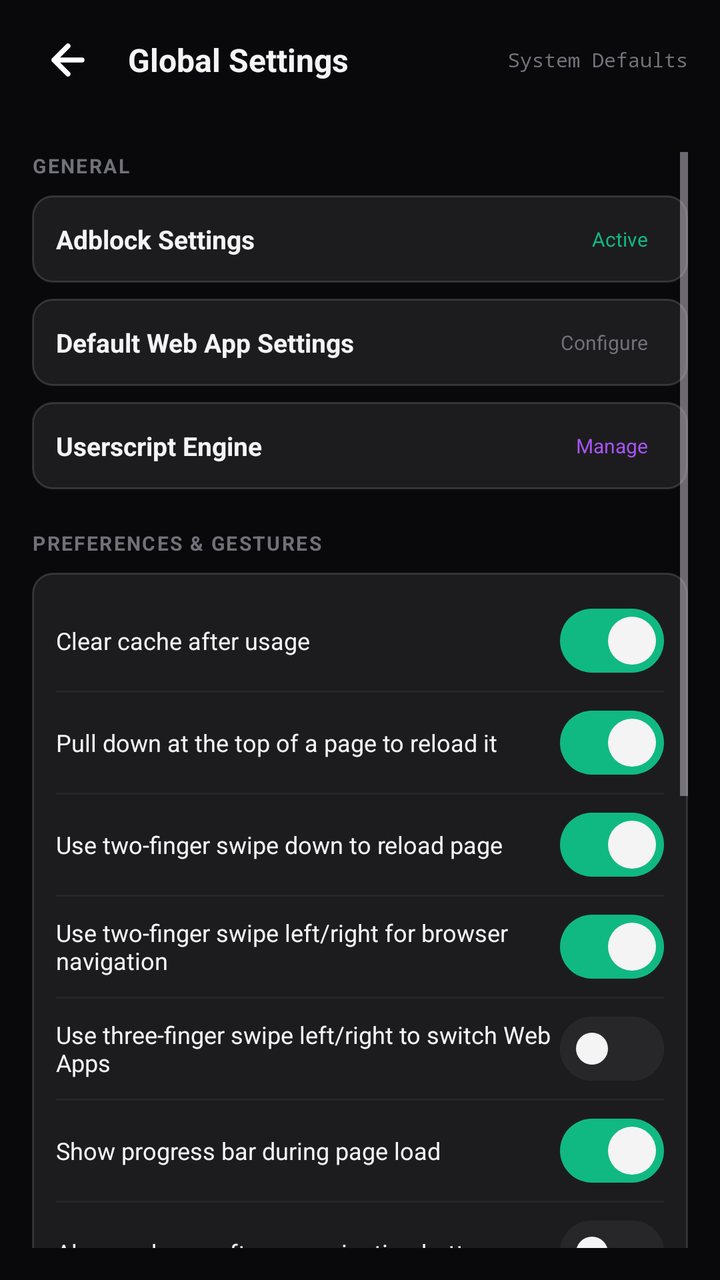
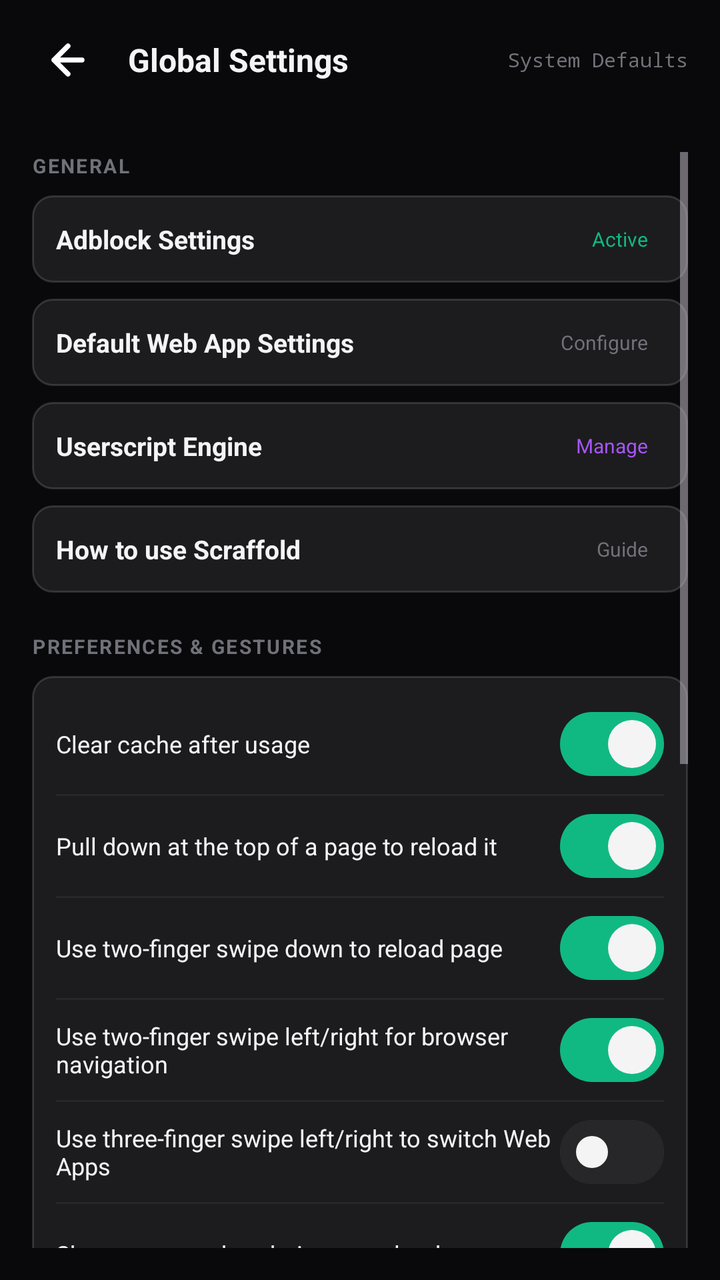

Compare the two renders of this Android layout. The source of the first and the diff that turns it into the second are given below.
<!-- AndroidManifest.xml: application theme Theme.Scaffold -->
<!-- res/layout/activity_settings.xml -->
<?xml version="1.0" encoding="utf-8"?>
<LinearLayout xmlns:android="http://schemas.android.com/apk/res/android"
    xmlns:app="http://schemas.android.com/apk/res-auto"
    android:id="@+id/settings_root_layout"
    android:layout_width="match_parent"
    android:layout_height="match_parent"
    android:orientation="vertical"
    android:background="@color/bg_primary">

    
    <LinearLayout
        android:id="@+id/settings_header_layout"
        android:layout_width="match_parent"
        android:layout_height="wrap_content"
        android:orientation="horizontal"
        android:gravity="center_vertical"
        android:paddingHorizontal="16dp"
        android:paddingVertical="12dp"
        android:background="#15121215">

        <ImageButton
            android:id="@+id/settings_btn_back"
            android:layout_width="36dp"
            android:layout_height="36dp"
            android:background="?attr/selectableItemBackgroundBorderless"
            android:src="@drawable/ic_arrow_back"
            android:contentDescription="Back" />

        <TextView
            android:layout_width="0dp"
            android:layout_height="wrap_content"
            android:layout_weight="1"
            android:layout_marginStart="12dp"
            android:text="@string/global_settings"
            android:textColor="@color/text_primary"
            android:textSize="16sp"
            android:textStyle="bold" />

        <TextView
            android:layout_width="wrap_content"
            android:layout_height="wrap_content"
            android:text="System Defaults"
            android:textColor="@color/text_muted"
            android:textSize="10sp"
            android:fontFamily="monospace" />
    </LinearLayout>

    <ScrollView
        android:id="@+id/settings_scroll"
        android:layout_width="match_parent"
        android:layout_height="match_parent"
        android:padding="16dp">

        <LinearLayout
            android:layout_width="match_parent"
            android:layout_height="wrap_content"
            android:orientation="vertical"
            android:paddingBottom="32dp">

            
            <TextView
                android:layout_width="wrap_content"
                android:layout_height="wrap_content"
                android:text="GENERAL"
                android:textColor="@color/text_muted"
                android:textSize="10sp"
                android:textStyle="bold"
                android:letterSpacing="0.08" />

            
            <LinearLayout
                android:id="@+id/settings_row_adblock"
                android:layout_width="match_parent"
                android:layout_height="wrap_content"
                android:orientation="horizontal"
                android:gravity="center_vertical"
                android:background="@drawable/bg_card"
                android:foreground="?attr/selectableItemBackground"
                android:padding="12dp"
                android:layout_marginTop="8dp"
                android:clickable="true"
                android:focusable="true">

                <TextView
                    android:layout_width="0dp"
                    android:layout_height="wrap_content"
                    android:layout_weight="1"
                    android:text="Adblock Settings"
                    android:textColor="@color/text_primary"
                    android:textSize="13sp"
                    android:textStyle="bold" />

                <TextView
                    android:layout_width="wrap_content"
                    android:layout_height="wrap_content"
                    android:text="Active"
                    android:textColor="@color/accent_emerald"
                    android:textSize="10sp"
                    android:paddingHorizontal="8dp"
                    android:paddingVertical="3dp" />
            </LinearLayout>

            
            <LinearLayout
                android:id="@+id/settings_row_default_app"
                android:layout_width="match_parent"
                android:layout_height="wrap_content"
                android:orientation="horizontal"
                android:gravity="center_vertical"
                android:background="@drawable/bg_card"
                android:foreground="?attr/selectableItemBackground"
                android:padding="12dp"
                android:layout_marginTop="8dp"
                android:clickable="true"
                android:focusable="true">

                <TextView
                    android:layout_width="0dp"
                    android:layout_height="wrap_content"
                    android:layout_weight="1"
                    android:text="Default Web App Settings"
                    android:textColor="@color/text_primary"
                    android:textSize="13sp"
                    android:textStyle="bold" />

                <TextView
                    android:layout_width="wrap_content"
                    android:layout_height="wrap_content"
                    android:text="Configure"
                    android:textColor="@color/text_muted"
                    android:textSize="10sp"
                    android:paddingHorizontal="8dp"
                    android:paddingVertical="3dp" />
            </LinearLayout>

            
            <LinearLayout
                android:id="@+id/settings_row_userscripts"
                android:layout_width="match_parent"
                android:layout_height="wrap_content"
                android:orientation="horizontal"
                android:gravity="center_vertical"
                android:background="@drawable/bg_card"
                android:foreground="?attr/selectableItemBackground"
                android:padding="12dp"
                android:layout_marginTop="8dp"
                android:clickable="true"
                android:focusable="true">

                <TextView
                    android:layout_width="0dp"
                    android:layout_height="wrap_content"
                    android:layout_weight="1"
                    android:text="Userscript Engine"
                    android:textColor="@color/text_primary"
                    android:textSize="13sp"
                    android:textStyle="bold" />

                <TextView
                    android:layout_width="wrap_content"
                    android:layout_height="wrap_content"
                    android:text="Manage"
                    android:textColor="@color/accent_purple_bright"
                    android:textSize="10sp"
                    android:paddingHorizontal="8dp"
                    android:paddingVertical="3dp" />
            </LinearLayout>

            
            <TextView
                android:layout_width="wrap_content"
                android:layout_height="wrap_content"
                android:layout_marginTop="20dp"
                android:text="PREFERENCES &amp; GESTURES"
                android:textColor="@color/text_muted"
                android:textSize="10sp"
                android:textStyle="bold"
                android:letterSpacing="0.08" />

            <LinearLayout
                android:layout_width="match_parent"
                android:layout_height="wrap_content"
                android:orientation="vertical"
                android:background="@drawable/bg_card"
                android:padding="12dp"
                android:layout_marginTop="8dp">

                
                <LinearLayout
                    android:layout_width="match_parent"
                    android:layout_height="44dp"
                    android:orientation="horizontal"
                    android:gravity="center_vertical">

                    <TextView
                        android:layout_width="0dp"
                        android:layout_height="wrap_content"
                        android:layout_weight="1"
                        android:text="Clear cache after usage"
                        android:textColor="@color/text_primary"
                        android:textSize="12sp" />

                    <com.google.android.material.materialswitch.MaterialSwitch
                        android:id="@+id/settings_switch_clear_cache"
                        android:layout_width="wrap_content"
                        android:layout_height="wrap_content"
                        android:checked="true"
                        app:thumbTint="@color/text_primary"
                        app:trackTint="@color/switch_track" />
                </LinearLayout>

                <View
                    android:layout_width="match_parent"
                    android:layout_height="1dp"
                    android:background="@color/border_primary"
                    android:layout_marginVertical="3dp" />

                
                <LinearLayout
                    android:layout_width="match_parent"
                    android:layout_height="44dp"
                    android:orientation="horizontal"
                    android:gravity="center_vertical">

                    <TextView
                        android:layout_width="0dp"
                        android:layout_height="wrap_content"
                        android:layout_weight="1"
                        android:text="Pull down at the top of a page to reload it"
                        android:textColor="@color/text_primary"
                        android:textSize="12sp" />

                    <com.google.android.material.materialswitch.MaterialSwitch
                        android:id="@+id/settings_switch_pull_reload"
                        android:layout_width="wrap_content"
                        android:layout_height="wrap_content"
                        android:checked="true"
                        app:thumbTint="@color/text_primary"
                        app:trackTint="@color/switch_track" />
                </LinearLayout>

                <View
                    android:layout_width="match_parent"
                    android:layout_height="1dp"
                    android:background="@color/border_primary"
                    android:layout_marginVertical="3dp" />

                
                <LinearLayout
                    android:layout_width="match_parent"
                    android:layout_height="44dp"
                    android:orientation="horizontal"
                    android:gravity="center_vertical">

                    <TextView
                        android:layout_width="0dp"
                        android:layout_height="wrap_content"
                        android:layout_weight="1"
                        android:text="Use two-finger swipe down to reload page"
                        android:textColor="@color/text_primary"
                        android:textSize="12sp" />

                    <com.google.android.material.materialswitch.MaterialSwitch
                        android:id="@+id/settings_switch_reload_gesture"
                        android:layout_width="wrap_content"
                        android:layout_height="wrap_content"
                        android:checked="true"
                        app:thumbTint="@color/text_primary"
                        app:trackTint="@color/switch_track" />
                </LinearLayout>

                <View
                    android:layout_width="match_parent"
                    android:layout_height="1dp"
                    android:background="@color/border_primary"
                    android:layout_marginVertical="3dp" />

                
                <LinearLayout
                    android:layout_width="match_parent"
                    android:layout_height="44dp"
                    android:orientation="horizontal"
                    android:gravity="center_vertical">

                    <TextView
                        android:layout_width="0dp"
                        android:layout_height="wrap_content"
                        android:layout_weight="1"
                        android:text="Use two-finger swipe left/right for browser navigation"
                        android:textColor="@color/text_primary"
                        android:textSize="12sp" />

                    <com.google.android.material.materialswitch.MaterialSwitch
                        android:id="@+id/settings_switch_nav_gesture"
                        android:layout_width="wrap_content"
                        android:layout_height="wrap_content"
                        android:checked="true"
                        app:thumbTint="@color/text_primary"
                        app:trackTint="@color/switch_track" />
                </LinearLayout>

                <View
                    android:layout_width="match_parent"
                    android:layout_height="1dp"
                    android:background="@color/border_primary"
                    android:layout_marginVertical="3dp" />

                
                <LinearLayout
                    android:layout_width="match_parent"
                    android:layout_height="44dp"
                    android:orientation="horizontal"
                    android:gravity="center_vertical">

                    <TextView
                        android:layout_width="0dp"
                        android:layout_height="wrap_content"
                        android:layout_weight="1"
                        android:text="Use three-finger swipe left/right to switch Web Apps"
                        android:textColor="@color/text_primary"
                        android:textSize="12sp" />

                    <com.google.android.material.materialswitch.MaterialSwitch
                        android:id="@+id/settings_switch_app_switch_gesture"
                        android:layout_width="wrap_content"
                        android:layout_height="wrap_content"
                        android:checked="false"
                        app:thumbTint="@color/text_primary"
                        app:trackTint="@color/switch_track" />
                </LinearLayout>

                <View
                    android:layout_width="match_parent"
                    android:layout_height="1dp"
                    android:background="@color/border_primary"
                    android:layout_marginVertical="3dp" />

                
                <LinearLayout
                    android:layout_width="match_parent"
                    android:layout_height="44dp"
                    android:orientation="horizontal"
                    android:gravity="center_vertical">

                    <TextView
                        android:layout_width="0dp"
                        android:layout_height="wrap_content"
                        android:layout_weight="1"
                        android:text="Show progress bar during page load"
                        android:textColor="@color/text_primary"
                        android:textSize="12sp" />

                    <com.google.android.material.materialswitch.MaterialSwitch
                        android:id="@+id/settings_switch_progress_bar"
                        android:layout_width="wrap_content"
                        android:layout_height="wrap_content"
                        android:checked="true"
                        app:thumbTint="@color/text_primary"
                        app:trackTint="@color/switch_track" />
                </LinearLayout>

                <View
                    android:layout_width="match_parent"
                    android:layout_height="1dp"
                    android:background="@color/border_primary"
                    android:layout_marginVertical="3dp" />

                
                <LinearLayout
                    android:layout_width="match_parent"
                    android:layout_height="44dp"
                    android:orientation="horizontal"
                    android:gravity="center_vertical">

                    <TextView
                        android:layout_width="0dp"
                        android:layout_height="wrap_content"
                        android:layout_weight="1"
                        android:text="Always show software navigation buttons"
                        android:textColor="@color/text_primary"
                        android:textSize="12sp" />

                    <com.google.android.material.materialswitch.MaterialSwitch
                        android:id="@+id/settings_switch_software_nav"
                        android:layout_width="wrap_content"
                        android:layout_height="wrap_content"
                        android:checked="false"
                        app:thumbTint="@color/text_primary"
                        app:trackTint="@color/switch_track" />
                </LinearLayout>

            </LinearLayout>

            
            <TextView
                android:layout_width="wrap_content"
                android:layout_height="wrap_content"
                android:layout_marginTop="20dp"
                android:text="STORAGE &amp; CACHE"
                android:textColor="@color/text_muted"
                android:textSize="10sp"
                android:textStyle="bold"
                android:letterSpacing="0.08" />

            <LinearLayout
                android:layout_width="match_parent"
                android:layout_height="wrap_content"
                android:orientation="horizontal"
                android:gravity="center_vertical"
                android:background="@drawable/bg_card"
                android:padding="12dp"
                android:layout_marginTop="8dp">

                <LinearLayout
                    android:layout_width="0dp"
                    android:layout_height="wrap_content"
                    android:layout_weight="1"
                    android:orientation="vertical">

                    <TextView
                        android:layout_width="wrap_content"
                        android:layout_height="wrap_content"
                        android:text="Cached Web Data"
                        android:textColor="@color/text_primary"
                        android:textSize="13sp"
                        android:textStyle="bold" />

                    <TextView
                        android:id="@+id/settings_tv_cache_size"
                        android:layout_width="wrap_content"
                        android:layout_height="wrap_content"
                        android:layout_marginTop="1dp"
                        android:text="Calculating... (500 MB auto-purge threshold)"
                        android:textColor="@color/text_muted"
                        android:textSize="10sp"
                        android:fontFamily="monospace" />
                </LinearLayout>

                <TextView
                    android:id="@+id/settings_btn_clear_cache"
                    android:layout_width="wrap_content"
                    android:layout_height="wrap_content"
                    android:text="Clear Cache"
                    android:textColor="@color/accent_rose"
                    android:textSize="12sp"
                    android:textStyle="bold"
                    android:padding="6dp" />
            </LinearLayout>

            <LinearLayout
                android:layout_width="match_parent"
                android:layout_height="wrap_content"
                android:orientation="horizontal"
                android:gravity="center_vertical"
                android:background="@drawable/bg_card"
                android:padding="12dp"
                android:layout_marginTop="8dp">

                <LinearLayout
                    android:layout_width="0dp"
                    android:layout_height="wrap_content"
                    android:layout_weight="1"
                    android:orientation="vertical">

                    <TextView
                        android:layout_width="wrap_content"
                        android:layout_height="wrap_content"
                        android:text="Auto-clear at 500 MB"
                        android:textColor="@color/text_primary"
                        android:textSize="13sp"
                        android:textStyle="bold" />

                    <TextView
                        android:layout_width="wrap_content"
                        android:layout_height="wrap_content"
                        android:layout_marginTop="1dp"
                        android:text="Logins and cookies are kept"
                        android:textColor="@color/text_muted"
                        android:textSize="10sp" />
                </LinearLayout>

                <com.google.android.material.materialswitch.MaterialSwitch
                    android:id="@+id/settings_switch_auto_purge"
                    android:layout_width="wrap_content"
                    android:layout_height="wrap_content"
                    app:thumbTint="@color/text_primary"
                    app:trackTint="@color/switch_track" />
            </LinearLayout>

            
            <TextView
                android:layout_width="wrap_content"
                android:layout_height="wrap_content"
                android:layout_marginTop="20dp"
                android:text="BACKUP &amp; PORTABILITY"
                android:textColor="@color/text_muted"
                android:textSize="10sp"
                android:textStyle="bold"
                android:letterSpacing="0.08" />

            <LinearLayout
                android:layout_width="match_parent"
                android:layout_height="wrap_content"
                android:orientation="horizontal"
                android:layout_marginTop="8dp">

                <TextView
                    android:id="@+id/settings_btn_export"
                    android:layout_width="0dp"
                    android:layout_height="40dp"
                    android:layout_weight="1"
                    android:background="@drawable/bg_card"
                    android:foreground="?attr/selectableItemBackground"
                    android:gravity="center"
                    android:text="Export Settings &amp; Web Apps"
                    android:textColor="@color/text_primary"
                    android:textSize="11sp"
                    android:textStyle="bold"
                    android:clickable="true"
                    android:focusable="true" />

                <TextView
                    android:id="@+id/settings_btn_import"
                    android:layout_width="0dp"
                    android:layout_height="40dp"
                    android:layout_weight="1"
                    android:layout_marginStart="8dp"
                    android:background="@drawable/bg_card"
                    android:foreground="?attr/selectableItemBackground"
                    android:gravity="center"
                    android:text="Import Settings &amp; Web Apps"
                    android:textColor="@color/text_primary"
                    android:textSize="11sp"
                    android:textStyle="bold"
                    android:clickable="true"
                    android:focusable="true" />
            </LinearLayout>

            
            <TextView
                android:layout_width="wrap_content"
                android:layout_height="wrap_content"
                android:layout_marginTop="20dp"
                android:text="ABOUT &amp; SYSTEM"
                android:textColor="@color/text_muted"
                android:textSize="10sp"
                android:textStyle="bold"
                android:letterSpacing="0.08" />

            <LinearLayout
                android:id="@+id/settings_row_about"
                android:layout_width="match_parent"
                android:layout_height="wrap_content"
                android:orientation="horizontal"
                android:gravity="center_vertical"
                android:background="@drawable/bg_card"
                android:foreground="?attr/selectableItemBackground"
                android:padding="12dp"
                android:layout_marginTop="8dp"
                android:clickable="true"
                android:focusable="true">

                <TextView
                    android:layout_width="0dp"
                    android:layout_height="wrap_content"
                    android:layout_weight="1"
                    android:text="About ֆ𝖈𝖗𝖆𝖋𝖋𝖔𝖑𝖉 &amp; Licenses"
                    android:textColor="@color/text_primary"
                    android:textSize="13sp"
                    android:textStyle="bold" />

                <TextView
                    android:id="@+id/settings_tv_about_version"
                    android:layout_width="wrap_content"
                    android:layout_height="wrap_content"
                    android:text="@string/release_stage"
                    android:textColor="@color/accent_emerald"
                    android:textSize="11sp"
                    android:fontFamily="monospace" />
            </LinearLayout>

        </LinearLayout>
    </ScrollView>

</LinearLayout>
<!-- resources referenced by this layout -->
<resources>
  <color name="accent_emerald">#10B981</color>
  <color name="accent_purple_bright">#A855F7</color>
  <color name="accent_rose">#F43F5E</color>
  <color name="bg_primary">#09090B</color>
  <color name="border_primary">#27272A</color>
  <color name="text_muted">#71717A</color>
  <color name="text_primary">#F4F4F5</color>
  <!-- drawable bg_card (drawable) -->
  <?xml version="1.0" encoding="utf-8"?>
  <shape xmlns:android="http://schemas.android.com/apk/res/android"
      android:shape="rectangle">
      <solid android:color="#14FFFFFF" />
      <stroke
          android:width="1dp"
          android:color="#24FFFFFF" />
      <corners android:radius="10dp" />
  </shape>
  <!-- drawable ic_arrow_back (drawable) -->
  <vector xmlns:android="http://schemas.android.com/apk/res/android"
      android:width="24dp"
      android:height="24dp"
      android:viewportWidth="24"
      android:viewportHeight="24">
      <path
          android:strokeColor="#FFFFFF"
          android:strokeWidth="2.5"
          android:strokeLineCap="round"
          android:strokeLineJoin="round"
          android:pathData="M19,12 L5,12 M12,19 L5,12 L12,5" />
  </vector>
  <string name="global_settings">Global Settings</string>
  <string name="release_stage">Beta</string>
  <style name="Theme.Scaffold" parent="Theme.Material3.Dark.NoActionBar">
          
          <item name="android:windowBackground">@color/bg_primary</item>
          <item name="android:statusBarColor">@color/bg_primary</item>
          <item name="android:navigationBarColor">@color/bg_primary</item>
          <item name="android:windowLightStatusBar">false</item>
          <item name="android:windowLightNavigationBar">false</item>
  
          
          <item name="colorPrimary">@color/accent_emerald</item>
          <item name="colorOnPrimary">@color/text_on_accent</item>
          <item name="colorSurface">@color/bg_surface</item>
          <item name="colorOnSurface">@color/text_primary</item>
          <item name="colorOutline">@color/border_primary</item>
          <item name="alertDialogTheme">@style/ThemeOverlay.Scaffold.AlertDialog</item>
      </style>
  <color name="text_on_accent">#000000</color>
  <color name="bg_surface">#121215</color>
  <style name="ThemeOverlay.Scaffold.AlertDialog" parent="ThemeOverlay.AppCompat.Dialog.Alert">
          <item name="android:windowBackground">@drawable/bg_dialog_glass</item>
          <item name="colorAccent">@color/accent_emerald</item>
          <item name="colorPrimary">@color/accent_emerald</item>
          <item name="android:textColorPrimary">@color/text_primary</item>
          <item name="android:textColorSecondary">@color/text_secondary</item>
          <item name="android:backgroundDimAmount">0.5</item>
      </style>
  <!-- drawable bg_dialog_glass (drawable) -->
  <?xml version="1.0" encoding="utf-8"?>
  <inset xmlns:android="http://schemas.android.com/apk/res/android"
      android:insetLeft="20dp"
      android:insetRight="20dp"
      android:insetTop="24dp"
      android:insetBottom="24dp">
      <shape android:shape="rectangle">
          <gradient
              android:angle="315"
              android:startColor="#F2211A36"
              android:endColor="#F212101C" />
          <corners android:radius="20dp" />
          <stroke
              android:width="1dp"
              android:color="#33FFFFFF" />
      </shape>
  </inset>
  <color name="text_secondary">#A1A1AA</color>
</resources>

<!-- the commit's change to res/layout/activity_settings.xml (unified diff, before → after) -->
@@ -167,6 +167,39 @@
             </LinearLayout>
 
             
+            <LinearLayout
+                android:id="@+id/settings_row_guide"
+                android:layout_width="match_parent"
+                android:layout_height="wrap_content"
+                android:orientation="horizontal"
+                android:gravity="center_vertical"
+                android:background="@drawable/bg_card"
+                android:foreground="?attr/selectableItemBackground"
+                android:padding="12dp"
+                android:layout_marginTop="8dp"
+                android:clickable="true"
+                android:focusable="true">
+
+                <TextView
+                    android:layout_width="0dp"
+                    android:layout_height="wrap_content"
+                    android:layout_weight="1"
+                    android:text="How to use Scraffold"
+                    android:textColor="@color/text_primary"
+                    android:textSize="13sp"
+                    android:textStyle="bold" />
+
+                <TextView
+                    android:layout_width="wrap_content"
+                    android:layout_height="wrap_content"
+                    android:text="Guide"
+                    android:textColor="@color/text_muted"
+                    android:textSize="10sp"
+                    android:paddingHorizontal="8dp"
+                    android:paddingVertical="3dp" />
+            </LinearLayout>
+
+            
             <TextView
                 android:layout_width="wrap_content"
                 android:layout_height="wrap_content"
